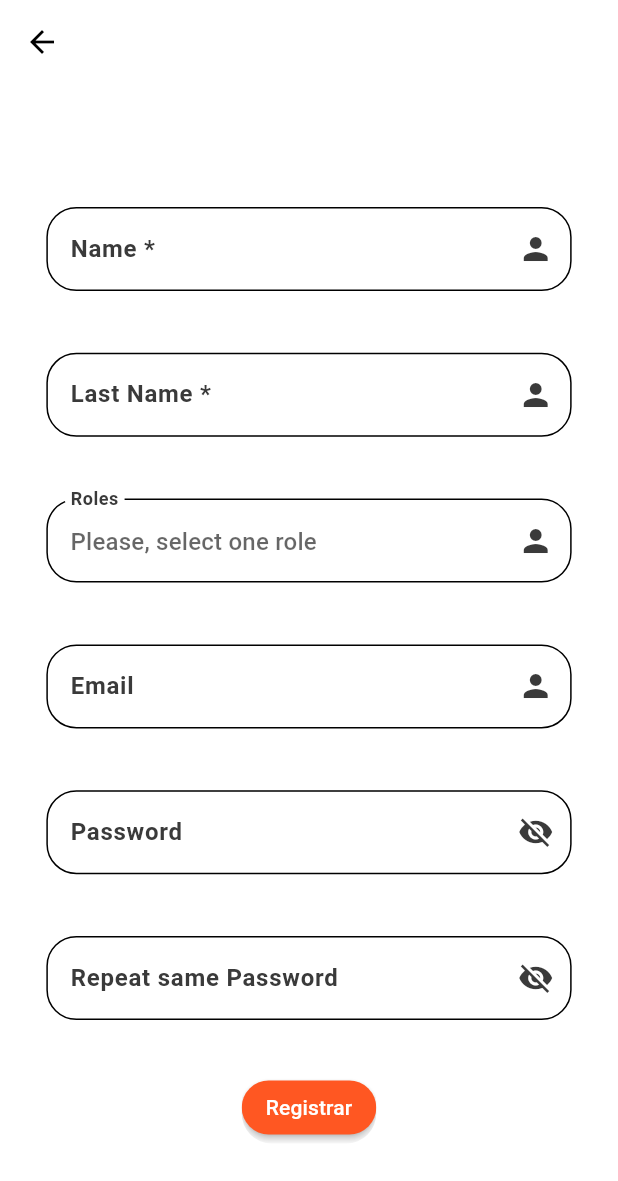
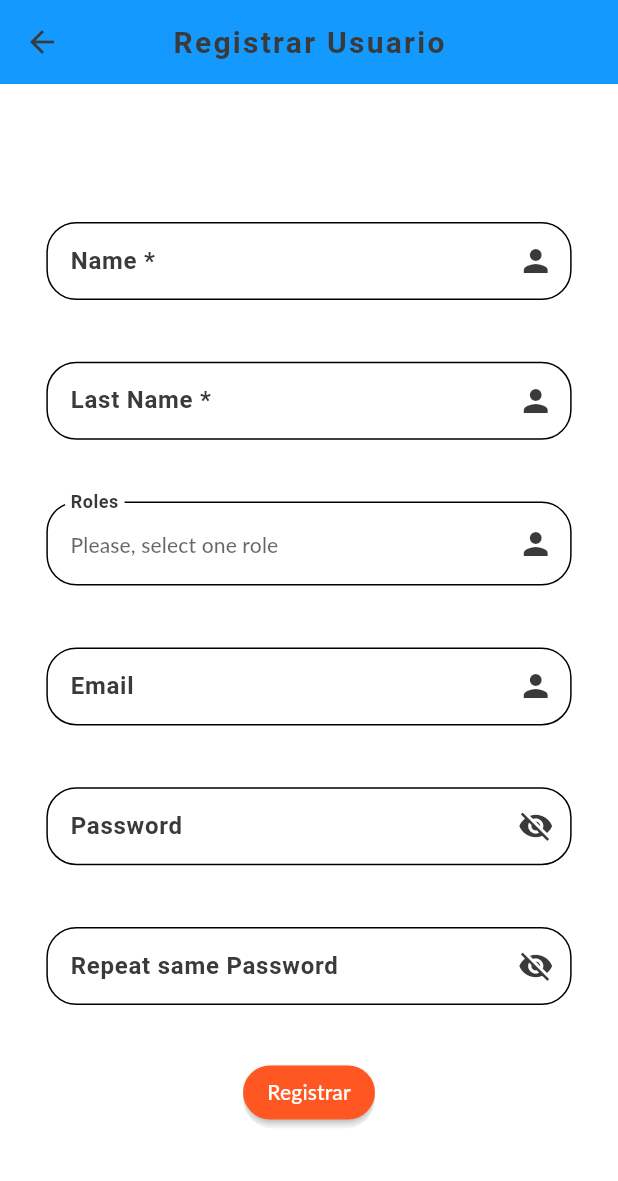
Before and after one commit to Teixeira49/d_report, a Flutter app: the screen it shows after launch, after a tap on "Registrar", on a phone screen of 412 x 824 dp. Shown: the top 1181 px of the screen. Run offline on Flutter 3.47's test engine with Material 3 defaults, Android fonts, the phone set to English and light mode, and no system bars; missing offline and left inert: dart:ffi; Roboto replaces fonts that are missing (IBM, Lato, gotham).

```diff
--- a/lib/src/core/config/theme/themes.dart
+++ b/lib/src/core/config/theme/themes.dart
@@ -4,13 +4,23 @@ abstract class AppTheme {
   static ThemeData get light {
     return ThemeData(
 
-      fontFamily: 'IBM',
+      fontFamily: 'gotham',
 
       primaryColor: const Color.fromRGBO(6, 147, 253, 1),
 
       appBarTheme: const AppBarTheme(
         elevation: 0,
         backgroundColor: Color.fromRGBO(20, 154, 255, 1.0),
+        titleTextStyle: TextStyle(
+          fontSize: 20,
+          fontWeight: FontWeight.bold,
+          letterSpacing: 1.5,
+          color: Color.fromRGBO(58, 58, 58, 1.0),
+          fontFamily: "roboto"
+        ),
+        iconTheme: IconThemeData(
+            color: Color.fromRGBO(58, 58, 58, 1.0)
+        ),
       ),
 
       drawerTheme: const DrawerThemeData(
@@ -28,13 +38,42 @@ abstract class AppTheme {
       ),
 
       textTheme: const TextTheme(
-        headlineSmall: TextStyle(color: Color.fromRGBO(58, 58, 58, 1.0)),
-        bodyLarge: TextStyle(color: Color.fromRGBO(58, 58, 58, 1.0))
+        titleLarge: TextStyle(
+            color: Colors.white70,
+            fontFamily: "gotham"
+        ),
+        headlineSmall: TextStyle(
+            color: Color.fromRGBO(58, 58, 58, 1.0)
+        ),
+        bodyLarge: TextStyle(
+            color: Color.fromRGBO(58, 58, 58, 1.0)
+        ),
+        labelLarge: TextStyle(
+          color: Color.fromRGBO(58, 58, 58, 1.0),
+          fontFamily: "Lato"
+        )
       ),
 
+      inputDecorationTheme: const InputDecorationTheme(
+        fillColor: Colors.white70,
+        filled: true,
+        border: OutlineInputBorder(
+          borderRadius: BorderRadius.all(Radius.circular(20)),
+          borderSide: BorderSide(
+            width: 0.10,
+            style: BorderStyle.none,
+            color: Color.fromRGBO(58, 58, 58, 1.0),
+          )
+        ),
+        labelStyle: TextStyle(
+          color: Color.fromRGBO(58, 58, 58, 1.0),
+          fontWeight: FontWeight.w700,
+        )
+      ),
 
       colorScheme: ColorScheme.fromSwatch().copyWith(
         primary: const Color.fromRGBO(6, 135, 232, 1.0),
+        primaryContainer: Colors.black,
         secondary: Colors.red,
         tertiary: Colors.deepOrange,
         tertiaryContainer: Colors.white,
@@ -67,13 +106,23 @@ abstract class AppTheme {
   } static ThemeData get dark {
     return ThemeData(
 
-      fontFamily: 'IBM',
+      fontFamily: 'gotham',
 
       primaryColor: Colors.black,
 
       appBarTheme: const AppBarTheme(
         elevation: 0,
-        color: Color.fromRGBO(4, 107, 185, 1.0),
+        color: Color.fromRGBO(5, 21, 30, 1.0),
+        titleTextStyle: TextStyle(
+          fontSize: 20,
+          fontWeight: FontWeight.bold,
+          letterSpacing: 1.5,
+          color: Colors.white70,
+          fontFamily: "roboto"
+        ),
+        iconTheme: IconThemeData(
+          color: Colors.white
+        ),
       ),
 
       drawerTheme: const DrawerThemeData(
@@ -81,22 +130,51 @@ abstract class AppTheme {
         surfaceTintColor: Colors.red,
       ),
 
-      scaffoldBackgroundColor: Colors.black,
+      scaffoldBackgroundColor: const Color.fromRGBO(7, 26, 38, 1.0),
 
       splashColor: Colors.transparent,
 
       iconTheme: const IconThemeData(
-          color: Color.fromRGBO(58, 58, 58, 1.0)
+          color: Colors.white70
       ),
 
       textTheme: const TextTheme(
-          headlineSmall: TextStyle(color: Color.fromRGBO(58, 58, 58, 1.0)),
-          bodyLarge: TextStyle(color: Color.fromRGBO(58, 58, 58, 1.0))
+        titleLarge: TextStyle(
+          color: Colors.white70,
+          fontFamily: "gotham"
+        ),
+        headlineSmall: TextStyle(
+          color: Color.fromRGBO(58, 58, 58, 1.0)
+        ),
+        bodyLarge: TextStyle(
+          color: Color.fromRGBO(58, 58, 58, 1.0)
+        ),
+        labelLarge: TextStyle(
+          color: Colors.white70,
+          fontFamily: "gotham"
+        )
       ),
 
+      inputDecorationTheme: const InputDecorationTheme(
+          fillColor: Color.fromRGBO(9, 33, 51, 1.0),
+          filled: true,
+          border: OutlineInputBorder(
+              borderRadius: BorderRadius.all(Radius.circular(20)),
+              borderSide: BorderSide(
+                width: 0.10,
+                style: BorderStyle.none,
+                color: Color.fromRGBO(185, 185, 185, 1.0),
+              )
+          ),
+          labelStyle: TextStyle(
+            color: Colors.white70,
+            fontWeight: FontWeight.w700,
+          )
+      ),
 
       colorScheme: ColorScheme.fromSwatch().copyWith(
         primary: const Color.fromRGBO(6, 135, 232, 1.0),
+        primaryContainer: Colors.white,
         secondary: Colors.red,
         tertiary: Colors.deepOrange,
         tertiaryContainer: Colors.white,
--- a/lib/src/core/utils/constants/fields_constants.dart
+++ b/lib/src/core/utils/constants/fields_constants.dart
@@ -1,3 +1,14 @@
+const bool obscureTextDefault = false;
+
+const String user = "Usuario";
+
+const String nameUser = 'Name *';
+
+const String hintNameUser = 'What do people call you?';
+
+const String lastNameUser = 'Last Name *';
+
+const String hintLastNameUser = 'What do people call you?';
 
 const String email = 'Email';
 
@@ -15,4 +26,6 @@ const String hintRole = 'Please, select one role';
 
 const String point = '. ';
 
+const String space = " ";
+
 final List<String> userType = <String>["Doctor","Resident","Administrator"];
--- a/lib/src/feature/auth/presentation/pages/register_page.dart
+++ b/lib/src/feature/auth/presentation/pages/register_page.dart
@@ -24,12 +24,13 @@ class RegisterPage extends StatelessWidget{
     return Scaffold(
 
         appBar: AppBar(
-        //  title: const Text("D_Project"),
-          backgroundColor: Theme
-              .of(context)
-              .colorScheme
-              .inversePrimary,
+          title: Text(
+              registerData + space + user,
+            style: Theme.of(context).appBarTheme.titleTextStyle,
+          ),
+          backgroundColor: Theme.of(context).appBarTheme.backgroundColor,
           centerTitle: true,
+          //titleTextStyle: TextStyle(color: Theme.of(context).primaryColor),
         //  automaticallyImplyLeading: true,
         ),
 
--- a/lib/src/feature/auth/presentation/widgets/firstname_field.dart
+++ b/lib/src/feature/auth/presentation/widgets/firstname_field.dart
@@ -1,4 +1,6 @@
 import 'package:flutter/material.dart';
+
+import 'package:d_report/src/core/utils/constants/fields_constants.dart';
 
 class FirstNameTextField extends StatelessWidget {
   const FirstNameTextField({super.key});
@@ -7,30 +9,21 @@ class FirstNameTextField extends StatelessWidget {
     return SizedBox(
         width: double.infinity,
         child: TextFormField(
-          //controller: ,
-          obscureText: false,
+          style: Theme.of(context).textTheme.labelLarge,
+          obscureText: obscureTextDefault,
           keyboardType: TextInputType.name,
-          decoration: const InputDecoration(
-            fillColor: Colors.white70,
-            filled: true,
-            border: OutlineInputBorder(
-              borderRadius: BorderRadius.all(Radius.circular(20)),
-              borderSide: BorderSide(
-                width: 0.10,
-                style: BorderStyle.none,
-                color: Color.fromRGBO(58, 58, 58, 1.0),
-              ),
-            ),
+          decoration: InputDecoration(
+            fillColor: Theme.of(context).inputDecorationTheme.fillColor,
+            filled: Theme.of(context).inputDecorationTheme.filled,
+            border: Theme.of(context).inputDecorationTheme.border,
             suffixIcon: Icon(
               Icons.person,
-              color: Color.fromRGBO(58, 58, 58, 1.0),
+              color: Theme.of(context).iconTheme.color,
             ),
-            labelText: 'Name *',
-            labelStyle: TextStyle(
-              color: Color.fromRGBO(58, 58, 58, 1.0),
-              fontWeight: FontWeight.w700,
-            ),
-            hintText: 'What do people call you?',
+            labelText: nameUser,
+            labelStyle: Theme.of(context).inputDecorationTheme.labelStyle,
+            hintText: hintNameUser,
+            hintStyle: Theme.of(context).inputDecorationTheme.labelStyle,
           ),
           onSaved: (String? value) {
             debugPrint(
--- a/lib/src/feature/auth/presentation/widgets/lastname_field.dart
+++ b/lib/src/feature/auth/presentation/widgets/lastname_field.dart
@@ -1,4 +1,6 @@
 import 'package:flutter/material.dart';
+
+import 'package:d_report/src/core/utils/constants/fields_constants.dart';
 
 class LastNameTextField extends StatelessWidget {
   const LastNameTextField({super.key});
@@ -7,30 +9,21 @@ class LastNameTextField extends StatelessWidget {
     return SizedBox(
         width: double.infinity,
         child: TextFormField(
-          //controller: ,
-          obscureText: false,
+          style: Theme.of(context).textTheme.labelLarge,
+          obscureText: obscureTextDefault,
           keyboardType: TextInputType.name,
-          decoration: const InputDecoration(
-            fillColor: Colors.white70,
-            filled: true,
-            border: OutlineInputBorder(
-              borderRadius: BorderRadius.all(Radius.circular(20)),
-              borderSide: BorderSide(
-                width: 0.10,
-                style: BorderStyle.none,
-                color: Color.fromRGBO(58, 58, 58, 1.0),
-              ),
-            ),
+          decoration: InputDecoration(
+            fillColor: Theme.of(context).inputDecorationTheme.fillColor,
+            filled: Theme.of(context).inputDecorationTheme.filled,
+            border: Theme.of(context).inputDecorationTheme.border,
             suffixIcon: Icon(
               Icons.person,
-              color: Color.fromRGBO(58, 58, 58, 1.0),
+              color: Theme.of(context).iconTheme.color,
             ),
-            labelText: 'Last Name *',
-            labelStyle: TextStyle(
-              color: Color.fromRGBO(58, 58, 58, 1.0),
-              fontWeight: FontWeight.w700,
-            ),
-            hintText: 'What do people call you?',
+            labelText: lastNameUser,
+            labelStyle: Theme.of(context).inputDecorationTheme.labelStyle,
+            hintText: hintLastNameUser,
+            hintStyle: Theme.of(context).inputDecorationTheme.labelStyle,
           ),
           onSaved: (String? value) {
             debugPrint(
--- a/lib/src/feature/auth/presentation/widgets/password_field.dart
+++ b/lib/src/feature/auth/presentation/widgets/password_field.dart
@@ -1,5 +1,4 @@
 import 'package:flutter/material.dart';
-
 
 class PasswordTextField extends StatefulWidget {
 
@@ -20,19 +19,13 @@ class MyPasswordTextFieldWidget extends State<PasswordTextField> {
     return SizedBox(
       width: double.infinity,
       child: TextField(
+        style: Theme.of(context).textTheme.labelLarge,
         obscureText: isObscured,
         keyboardType: TextInputType.visiblePassword,
         decoration: InputDecoration(
-          fillColor: Colors.white70,
-          filled: true,
-          border: const OutlineInputBorder(
-            borderRadius: BorderRadius.all(Radius.circular(20)),
-            borderSide: BorderSide(
-              width: 0.10,
-              style: BorderStyle.none,
-              color: Color.fromRGBO(58, 58, 58, 1.0), //TODO change for Theme.of(context).textTheme.headlineSmall?.color
-            ),
-          ),
+          fillColor: Theme.of(context).inputDecorationTheme.fillColor,
+          filled: Theme.of(context).inputDecorationTheme.filled,
+          border: Theme.of(context).inputDecorationTheme.border,
           suffixIcon: IconButton(
             icon: isObscured ? const Icon(Icons.visibility_off) : const Icon(Icons.visibility),
             color: Theme.of(context).iconTheme.color,
@@ -43,10 +36,7 @@ class MyPasswordTextFieldWidget extends State<PasswordTextField> {
             },
           ),
           labelText: widget.password,
-          labelStyle: TextStyle(
-            color: Theme.of(context).textTheme.headlineSmall?.color,
-            fontWeight: FontWeight.w700,
-          ),
+          labelStyle: Theme.of(context).inputDecorationTheme.labelStyle,
         ),
         //onChanged: (value) => {},
       ),
--- a/lib/src/feature/auth/presentation/widgets/register_button.dart
+++ b/lib/src/feature/auth/presentation/widgets/register_button.dart
@@ -11,7 +11,6 @@ class RegisterButton extends StatelessWidget {
         borderRadius: BorderRadius.circular(20.0),
         clipBehavior: Clip.antiAlias,
         color: Colors.transparent,
-
         child: MaterialButton(
           color: Theme.of(context).colorScheme.tertiary,
           shape: RoundedRectangleBorder(
--- a/lib/src/feature/auth/presentation/widgets/type-user_field.dart
+++ b/lib/src/feature/auth/presentation/widgets/type-user_field.dart
@@ -9,39 +9,30 @@ class TypeUserDropdownField extends StatelessWidget {
     return SizedBox(
         width: double.infinity,
         child: DropdownButtonFormField(
-          dropdownColor: Theme.of(context).scaffoldBackgroundColor,
+          style: Theme.of(context).textTheme.labelLarge,
+          dropdownColor: Theme.of(context).inputDecorationTheme.fillColor,
           borderRadius: const BorderRadius.all(Radius.circular(20)),
           decoration: InputDecoration(
-            fillColor: Theme.of(context).colorScheme.tertiaryContainer,
-            filled: true,
-            border: const OutlineInputBorder(
-              borderRadius: BorderRadius.all(Radius.circular(20)),
-              borderSide: BorderSide(
-                width: 0.10,
-                style: BorderStyle.none,
-                color: Color.fromRGBO(58, 58, 58, 1.0), // TODO Change Theme.of(context).textTheme.headlineSmall?.color
-              ),
-            ),
+            fillColor: Theme.of(context).inputDecorationTheme.fillColor,
+            filled: Theme.of(context).inputDecorationTheme.filled,
+            border: Theme.of(context).inputDecorationTheme.border,
             suffixIcon: Icon(
               Icons.person,
               color: Theme.of(context).iconTheme.color,
             ),
             labelText: role,
-            labelStyle: TextStyle(
-              color: Theme.of(context).textTheme.headlineSmall?.color,
-              fontWeight: FontWeight.w700,
-            ),
+            labelStyle: Theme.of(context).inputDecorationTheme.labelStyle,
             hintText: hintRole,
-            hintStyle: TextStyle(
-              color: Theme.of(context).textTheme.headlineSmall?.color,
-              fontWeight: FontWeight.w700,
-            ),
+            hintStyle: Theme.of(context).inputDecorationTheme.labelStyle
           ),
           items: userType.map((users){
             return DropdownMenuItem(
                 alignment: Alignment.centerLeft,
                 value: users,
-                child: Text(users)
+                child: Text(
+                  users,
+                  style: Theme.of(context).inputDecorationTheme.labelStyle,
+                )
             );
           }).toList(),
           onChanged: (newValue) {
--- a/lib/src/feature/auth/presentation/widgets/user_field.dart
+++ b/lib/src/feature/auth/presentation/widgets/user_field.dart
@@ -7,31 +7,23 @@ class UserAccountTextField extends StatelessWidget {
 
   @override
   Widget build(BuildContext context) {
-    return const SizedBox(
+    return SizedBox(
       width: double.infinity,
       child: TextField (
-        obscureText: false,
+        style: Theme.of(context).textTheme.labelLarge,
+        obscureText: obscureTextDefault,
         keyboardType: TextInputType.emailAddress,
         decoration: InputDecoration(
-          fillColor: Colors.white70,
-          filled: true,
-          border: OutlineInputBorder(
-            borderRadius: BorderRadius.all(Radius.circular(20)),
-            borderSide: BorderSide(
-              width: 0.10,
-              style: BorderStyle.none,
-              color: Color.fromRGBO(58, 58, 58, 1.0),
-            ),
-          ),
+          fillColor: Theme.of(context).inputDecorationTheme.fillColor,
+          filled: Theme.of(context).inputDecorationTheme.filled,
+          border: Theme.of(context).inputDecorationTheme.border,
           suffixIcon: Icon(
               Icons.person,
-              color: Color.fromRGBO(58, 58, 58, 1.0),
+              color: Theme.of(context).iconTheme.color,
           ),
           labelText: email,
-          labelStyle: TextStyle(
-            color: Color.fromRGBO(58, 58, 58, 1.0),
-            fontWeight: FontWeight.w700,
-          ),
+          labelStyle: Theme.of(context).inputDecorationTheme.labelStyle,
+          hintStyle: Theme.of(context).inputDecorationTheme.labelStyle,
         ),
         //onChanged: (value) => {},
       ),
--- a/lib/src/feature/main_page/presentation/pages/main_page.dart
+++ b/lib/src/feature/main_page/presentation/pages/main_page.dart
@@ -75,7 +75,7 @@ class MyMainPageState extends State<MainPage> {
                   icon: const Icon(Icons.search))
             ],
           ),
-          backgroundColor: Theme.of(context).colorScheme.primary,
+          backgroundColor: Theme.of(context).appBarTheme.backgroundColor,
           automaticallyImplyLeading: false,
 
         ),
@@ -208,7 +208,7 @@ class MyMainPageState extends State<MainPage> {
 
       ),
 
-      backgroundColor: ThemeData().scaffoldBackgroundColor,
+      backgroundColor: Theme.of(context).scaffoldBackgroundColor,
     );
   }
 }
--- a/lib/src/feature/not_found/presentation/pages/not-found_page.dart
+++ b/lib/src/feature/not_found/presentation/pages/not-found_page.dart
@@ -42,8 +42,16 @@ class NotFoundPage extends StatelessWidget{
                       "assets/images/not_found_logo.png",
                     ),
                   ),
-                  const Text('Error 404:', style: TextStyle(fontSize: 32)),
-                  const Text('Modulo no Encontrado', style: TextStyle(fontSize: 18)),
+                  Text('Error 404:', style: TextStyle(
+                      fontSize: 32,
+                      color: Theme.of(context).colorScheme.primaryContainer
+                    )
+                  ),
+                  Text('Modulo no Encontrado', style: TextStyle(
+                      fontSize: 18,
+                      color: Theme.of(context).colorScheme.primaryContainer
+                    )
+                  ),
                   Container(
                     padding: EdgeInsets.only(
                       top: size.height * 0.055,
--- a/pubspec.yaml
+++ b/pubspec.yaml
@@ -61,6 +61,7 @@ flutter:
   # To add assets to your application, add an assets section, like this:
   assets:
     - assets/images/logo.png
+    - assets/images/not_found_logo.png
   #   - images/a_dot_burr.jpeg
   #   - images/a_dot_ham.jpeg
 
```
Also changed, not shown: lib/src/feature/auth/presentation/widgets/login_button.dart (+6 -1 lines).
